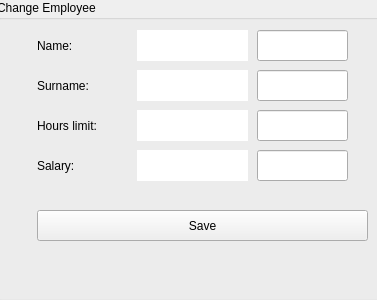
Before: the Qt Designer form Comcalen/ChangeEmployee.ui in Rolkarolka/Comcalen, drawn with Qt 5.
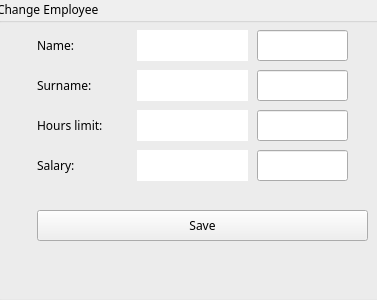
After: the same form once the commit is applied. Icons and pictures are not drawn.

The edit to the form file:
```diff
--- a/Comcalen/ChangeEmployee.ui
+++ b/Comcalen/ChangeEmployee.ui
@@ -22,6 +22,11 @@
      <height>301</height>
     </rect>
    </property>
+   <property name="font">
+    <font>
+     <family>Copperplate Gothic Bold</family>
+    </font>
+   </property>
    <property name="styleSheet">
     <string notr="true"> QGroupBox { background-image:url(:/Comcalen/background.jpg)}</string>
    </property>
@@ -93,6 +98,11 @@
       <height>31</height>
      </rect>
     </property>
+    <property name="font">
+     <font>
+      <family>Copperplate Gothic Bold</family>
+     </font>
+    </property>
     <property name="text">
      <string>Name:</string>
     </property>
@@ -150,10 +160,15 @@
      <rect>
       <x>40</x>
       <y>70</y>
-      <width>51</width>
+      <width>81</width>
       <height>31</height>
      </rect>
     </property>
+    <property name="font">
+     <font>
+      <family>Copperplate Gothic Bold</family>
+     </font>
+    </property>
     <property name="text">
      <string>Surname:</string>
     </property>
@@ -163,10 +178,15 @@
      <rect>
       <x>40</x>
       <y>110</y>
-      <width>61</width>
+      <width>81</width>
       <height>31</height>
      </rect>
     </property>
+    <property name="font">
+     <font>
+      <family>Copperplate Gothic Bold</family>
+     </font>
+    </property>
     <property name="text">
      <string>Hours limit:</string>
     </property>
@@ -180,6 +200,11 @@
       <height>31</height>
      </rect>
     </property>
+    <property name="font">
+     <font>
+      <family>Copperplate Gothic Bold</family>
+     </font>
+    </property>
     <property name="text">
      <string>Salary:</string>
     </property>
@@ -193,6 +218,11 @@
       <height>31</height>
      </rect>
     </property>
+    <property name="font">
+     <font>
+      <family>Copperplate Gothic Bold</family>
+     </font>
+    </property>
     <property name="text">
      <string>Save</string>
     </property>
```
